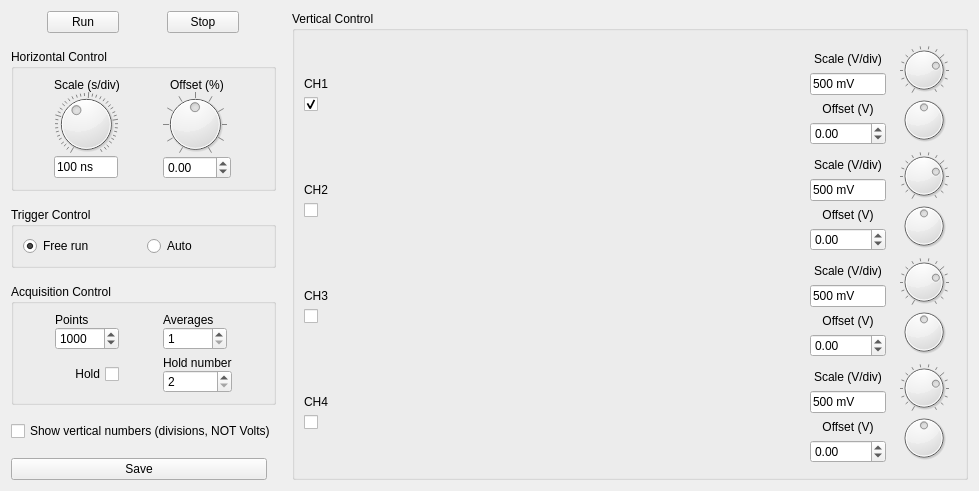
pfjarschel/virtual-telecom-lab, file instruments/oscilloscope.ui: the form before one commit.
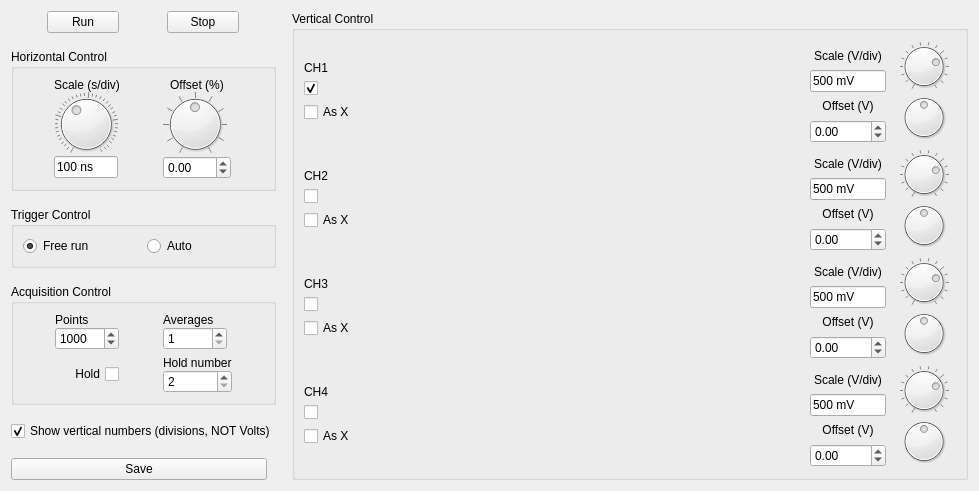
The form after the commit.

The edit to the form file:
```diff
--- a/instruments/oscilloscope.ui
+++ b/instruments/oscilloscope.ui
@@ -411,6 +411,9 @@
          <property name="text">
           <string>Show vertical numbers (divisions, NOT Volts)</string>
          </property>
+         <property name="checked">
+          <bool>true</bool>
+         </property>
         </widget>
        </item>
        <item>
@@ -643,6 +646,13 @@
             </property>
            </widget>
           </item>
+          <item>
+           <widget class="QCheckBox" name="ch4XCheck">
+            <property name="text">
+             <string>As X</string>
+            </property>
+           </widget>
+          </item>
           <item>
            <spacer name="verticalSpacer_8">
             <property name="orientation">
@@ -969,6 +979,13 @@
             </property>
            </widget>
           </item>
+          <item>
+           <widget class="QCheckBox" name="ch3XCheck">
+            <property name="text">
+             <string>As X</string>
+            </property>
+           </widget>
+          </item>
           <item>
            <spacer name="verticalSpacer_6">
             <property name="orientation">
@@ -1187,6 +1204,13 @@
             </property>
            </widget>
           </item>
+          <item>
+           <widget class="QCheckBox" name="ch1XCheck">
+            <property name="text">
+             <string>As X</string>
+            </property>
+           </widget>
+          </item>
           <item>
            <spacer name="verticalSpacer_2">
             <property name="orientation">
@@ -1243,6 +1267,13 @@
             </property>
            </widget>
           </item>
+          <item>
+           <widget class="QCheckBox" name="ch2XCheck">
+            <property name="text">
+             <string>As X</string>
+            </property>
+           </widget>
+          </item>
           <item>
            <spacer name="verticalSpacer_4">
             <property name="orientation">
```
